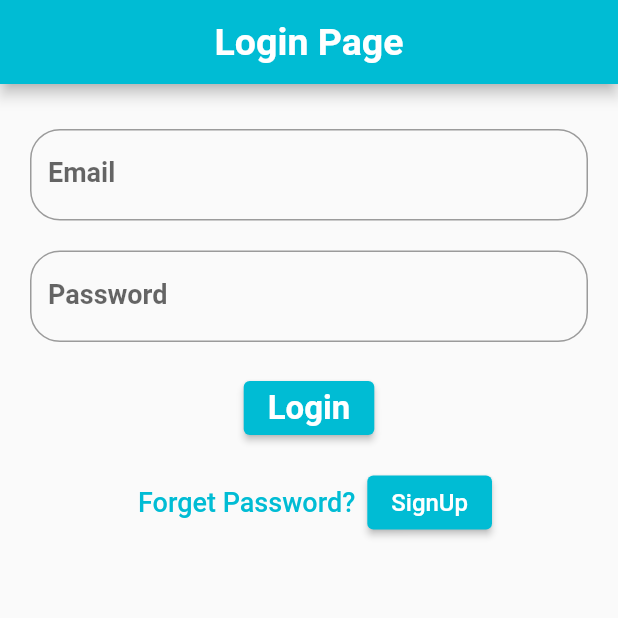
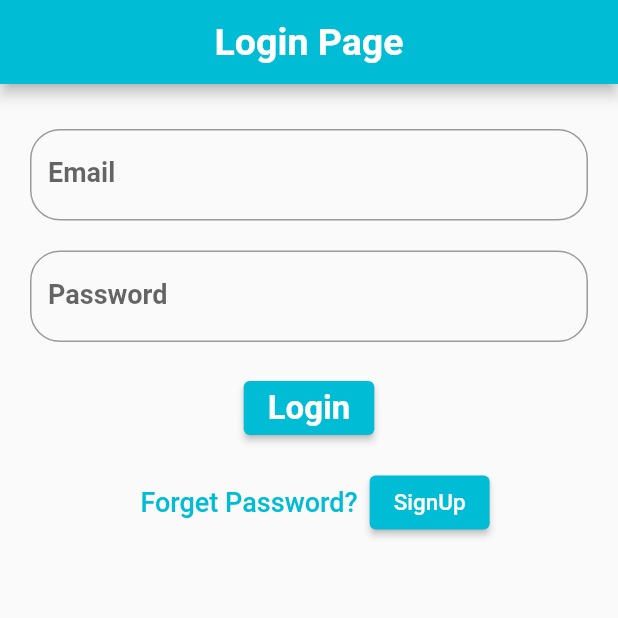
Before and after one commit to RobinSingh48/authentication_app, a Flutter app: the screen it shows after launch, on a phone screen of 412 x 824 dp, the top half of it. Run offline on Flutter 3.47's test engine with Material 2 defaults, Android fonts, the phone set to English and light mode, and no system bars; our stand-ins replace firebase_auth, firebase_core; accounts and stored records are empty.

```diff
--- a/lib/pages/login_screen.dart
+++ b/lib/pages/login_screen.dart
@@ -148,7 +148,7 @@ class _LoginScreenState extends State<LoginScreen> {
                         },
                         child: Text(
                           "SignUp",
-                          style: TextStyle(fontSize: 16, color: Colors.white),
+                          style: TextStyle(fontSize: 15, color: Colors.white),
                         )),
                   ],
                 )
```
